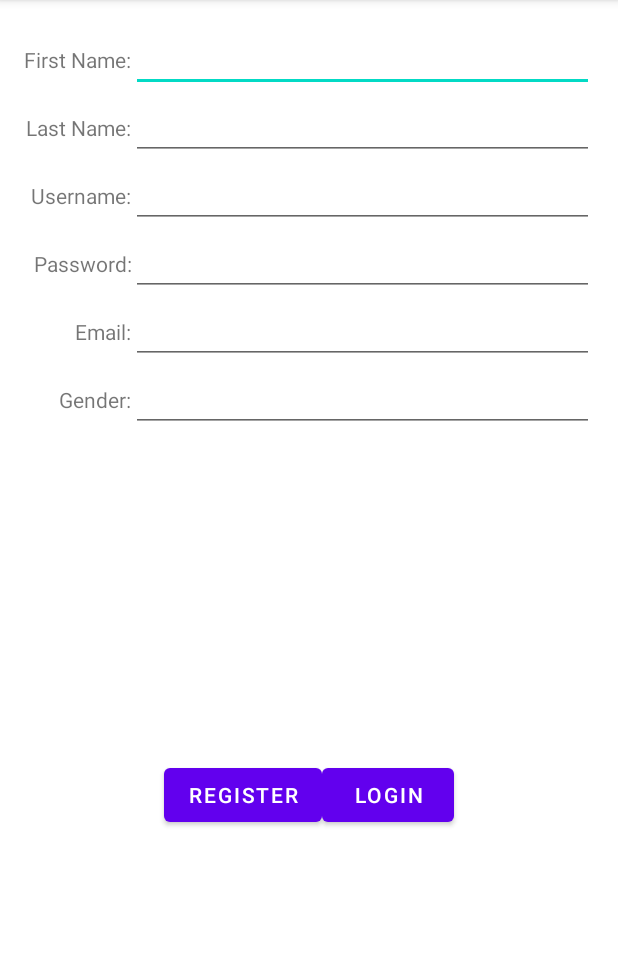
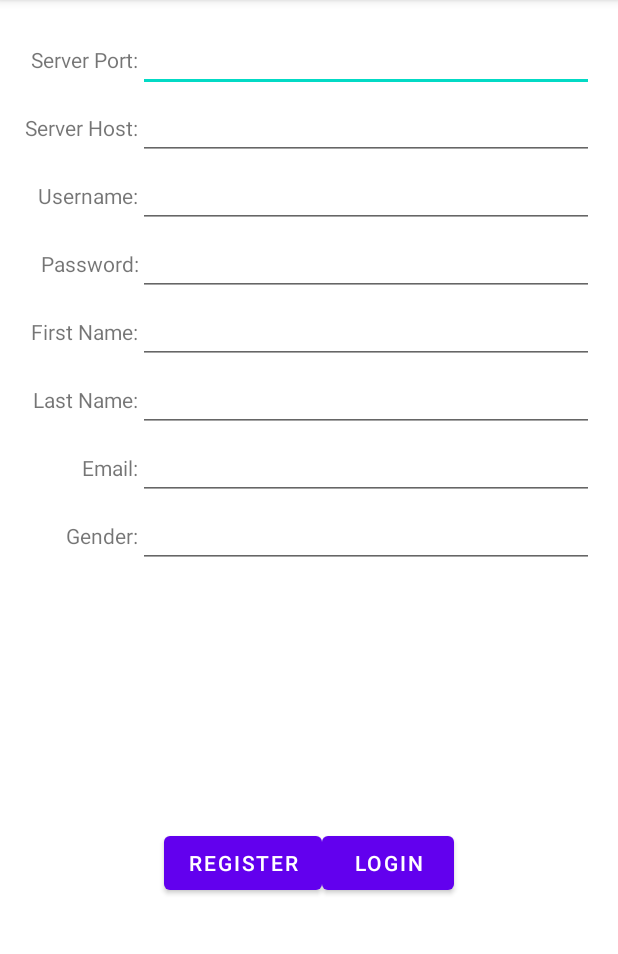
Before and after one commit to jharwood-63/FM_Project, an Android app: the fragment LoginFragment shown on its own in the app's theme, after a tap on "REGISTER", on a phone screen of 412 x 824 dp, the part 84-1038 px from its top. Run offline under Robolectric (Android 15) with nearby library versions, the phone set to English and light mode, and no system bars.

Commit message:
Add ability to specify server host and port

```diff
--- a/FamilyMapClient/src/main/java/com/example/familymapclient/LoginFragment.java
+++ b/FamilyMapClient/src/main/java/com/example/familymapclient/LoginFragment.java
@@ -28,8 +28,6 @@ import result.LoginResult;
 
 
 public class LoginFragment extends Fragment {
-    private static final String LOGIN_URL = "http://10.0.2.2:7979/user/login";
-    private static final String REGISTER_URL = "http://10.0.2.2:7979/user/register";
     private Listener listener;
 
     public interface Listener {
@@ -47,6 +45,9 @@ public class LoginFragment extends Fragment {
         View view = inflater.inflate(R.layout.fragment_login, container, false);
         //Create another listener that works with the register button
 
+        EditText serverHost = (EditText) view.findViewById(R.id.serverHostField);
+        EditText serverPort = (EditText) view.findViewById(R.id.serverPortField);
+
         EditText username = (EditText) view.findViewById(R.id.usernameField);
         EditText password = (EditText) view.findViewById(R.id.passwordField);
         EditText email = (EditText) view.findViewById(R.id.emailField);
@@ -58,25 +59,30 @@ public class LoginFragment extends Fragment {
         loginButton.setOnClickListener(new View.OnClickListener() {
             @Override
             public void onClick(View view) {
+                DataCache dataCache = DataCache.getInstance();
+                dataCache.setUrls(serverHost.getText().toString(), serverPort.getText().toString());
+
                 Handler uiThreadMessageHandler = new Handler() {
                     @Override
                     public void handleMessage(Message message) {
                         Bundle bundle = message.getData();
 
                         if (bundle.getBoolean("success")) {
-                            DataCache dataCache = DataCache.getInstance();
-                            dataCache.setPerson(bundle.getString("personID"));
+                            if (listener != null) {
+                                listener.notifyDone();
+                            }
                         }
-
-                        if (listener != null) {
-                            listener.notifyDone();
+                        else {
+                            Toast.makeText(getActivity(), "Login failed", Toast.LENGTH_LONG).show();
                         }
                     }
                 };
 
                 try {
                     UserRequest loginRequest = new LoginRequest(username.getText().toString(), password.getText().toString());
-                    URL loginUrl = new URL(LOGIN_URL);
+                    String urlString = getUrl(getString(R.string.login_url), serverHost.getText().toString(), serverPort.getText().toString());
+
+                    URL loginUrl = new URL(urlString);
                     LoginRegisterTask loginTask = new LoginRegisterTask(uiThreadMessageHandler, loginUrl, loginRequest);
                     ExecutorService executor = Executors.newSingleThreadExecutor();
                     executor.submit(loginTask);
@@ -91,14 +97,21 @@ public class LoginFragment extends Fragment {
         registerButton.setOnClickListener(new View.OnClickListener() {
             @Override
             public void onClick(View view) {
+                DataCache dataCache = DataCache.getInstance();
+                dataCache.setUrls(serverHost.getText().toString(), serverPort.getText().toString());
+
                 Handler uiThreadMessageHandler = new Handler() {
                     @Override
                     public void handleMessage(Message message) {
                         Bundle bundle = message.getData();
 
                         if (bundle.getBoolean("success")) {
-                            DataCache dataCache = DataCache.getInstance();
-                            dataCache.setPerson(bundle.getString("personID"));
+                            if (listener != null) {
+                                listener.notifyDone();
+                            }
+                        }
+                        else {
+                            Toast.makeText(getActivity(), "Login failed", Toast.LENGTH_LONG).show();
                         }
                     }
                 };
@@ -112,16 +125,13 @@ public class LoginFragment extends Fragment {
 
                 UserRequest registerRequest = new RegisterRequest(usernameString, passwordString, emailString, firstNameString,
                         lastNameString, genderString);
+                String urlString = getUrl(getString(R.string.register_url), serverHost.getText().toString(), serverPort.getText().toString());
 
                 try {
-                    URL registerUrl = new URL(REGISTER_URL);
+                    URL registerUrl = new URL(urlString);
                     LoginRegisterTask registerTask = new LoginRegisterTask(uiThreadMessageHandler, registerUrl, registerRequest);
                     ExecutorService executor = Executors.newSingleThreadExecutor();
                     executor.submit(registerTask);
-
-                    if (listener != null) {
-                        listener.notifyDone();
-                    }
                 }
                 catch (IOException e) {
                     Log.e("Login Fragment", e.getMessage(), e);
@@ -130,6 +140,10 @@ public class LoginFragment extends Fragment {
         });
 
         return view;
+    }
+
+    private String getUrl(String endPoint, String serverHost, String serverPort) {
+        return "http://" + serverHost + ":" + serverPort + endPoint;
     }
 
     private static class LoginRegisterTask implements Runnable {
@@ -152,7 +166,7 @@ public class LoginFragment extends Fragment {
                 if (loginRegisterResult.isSuccess()) {
                     DataCache dataCache = DataCache.getInstance();
                     dataCache.setAuthToken(loginRegisterResult.getAuthtoken());
-                    dataCache.fillDataCache();
+                    dataCache.setPersonID(loginRegisterResult.getPersonID());
                 }
                 sendMessage(loginRegisterResult);
             }
@@ -167,11 +181,6 @@ public class LoginFragment extends Fragment {
             Bundle messageBundle = new Bundle();
 
             messageBundle.putBoolean("success", loginResult.isSuccess());
-            if (loginResult.isSuccess()) {
-                messageBundle.putString("authtoken", loginResult.getAuthtoken());
-                messageBundle.putString("username", loginResult.getUsername());
-                messageBundle.putString("personID", loginResult.getPersonID());
-            }
 
             message.setData(messageBundle);
 
--- a/FamilyMapClient/src/main/java/data/DataCache.java
+++ b/FamilyMapClient/src/main/java/data/DataCache.java
@@ -31,7 +31,10 @@ public class DataCache {
     private DataCache(){}
 
     private String authToken;
-    private Person userPerson;
+    private String userPersonID;
+
+    private String personUrl;
+    private String eventUrl;
 
     private final Map<String, Person> personById = new HashMap<>();
     private final Map<String, Event> eventById = new HashMap<>();
@@ -53,13 +56,9 @@ public class DataCache {
         if (personResult.isSuccess() && eventResult.isSuccess()) {
             fillPersonById(personResult);
             fillEventById(eventResult);
-        }
-        else {
-            Log.e("Data Cache", "ERROR IN THE DATABASE");
-        }
-    }
 
-    public void sort() {
+            Person userPerson = findPerson(userPersonID);
+
             if (userPerson != null) {
                 Person father = findPerson(userPerson.getFatherID());
                 Person mother = findPerson(userPerson.getMotherID());
@@ -72,6 +71,10 @@ public class DataCache {
             }
 
             sortEvents();
+        }
+        else {
+            Log.e("Data Cache", "ERROR IN THE DATABASE");
+        }
     }
 
     private void fillPersonById(PersonResult personResult) {
@@ -159,16 +162,25 @@ public class DataCache {
         }
     }
 
+    public void setUrls(String serverHost, String serverPort) {
+        personUrl = "http://" + serverHost + ":" + serverPort + "/person";
+        eventUrl = "http://" + serverHost + ":" + serverPort + "/event";
+    }
+
     public void setAuthToken(String authToken) {
         this.authToken = authToken;
     }
 
-    public void setPerson(String personID) {
-        this.userPerson = findPerson(personID);
+    public void setPersonID(String personID) {
+        this.userPersonID = personID;
     }
 
-    public Person getUserPerson() {
-        return this.userPerson;
+    public String getPersonID() {
+        return this.userPersonID;
+    }
+
+    public Person getPerson(String personID) {
+        return findPerson(personID);
     }
 
     public Map<String, Person> getPersonById() {
--- a/FamilyMapClient/src/main/res/layout/fragment_login.xml
+++ b/FamilyMapClient/src/main/res/layout/fragment_login.xml
@@ -13,14 +13,14 @@
             android:layout_height="wrap_content"
             android:layout_width="wrap_content"
             android:gravity="end"
-            android:text="@string/first_name"/>
+            android:text="@string/server_port"/>
         <EditText
-            android:id="@+id/firstNameField"
+            android:id="@+id/serverPortField"
             android:layout_width="wrap_content"
             android:layout_height="wrap_content"
             android:layout_span="3"
-            android:inputType="textPersonName"
-            tools:text="Jackson"/>
+            android:inputType="text"
+            tools:text="10.0.2.2"/>
     </TableRow>
 
     <TableRow>
@@ -28,14 +28,14 @@
             android:layout_height="wrap_content"
             android:layout_width="wrap_content"
             android:gravity="end"
-            android:text="@string/last_name"/>
+            android:text="@string/server_host"/>
         <EditText
-            android:id="@+id/lastNameField"
+            android:id="@+id/serverHostField"
             android:layout_width="wrap_content"
             android:layout_height="wrap_content"
             android:layout_span="3"
-            android:inputType="textPersonName"
-            tools:text="Harwood"/>
+            android:inputType="text"
+            tools:text="7979"/>
     </TableRow>
 
     <TableRow>
@@ -66,6 +66,36 @@
             android:layout_span="3"
             android:inputType="textPersonName"
             tools:text="password"/>
+    </TableRow>
+
+    <TableRow>
+        <TextView
+            android:layout_height="wrap_content"
+            android:layout_width="wrap_content"
+            android:gravity="end"
+            android:text="@string/first_name"/>
+        <EditText
+            android:id="@+id/firstNameField"
+            android:layout_width="wrap_content"
+            android:layout_height="wrap_content"
+            android:layout_span="3"
+            android:inputType="textPersonName"
+            tools:text="Jackson"/>
+    </TableRow>
+
+    <TableRow>
+        <TextView
+            android:layout_height="wrap_content"
+            android:layout_width="wrap_content"
+            android:gravity="end"
+            android:text="@string/last_name"/>
+        <EditText
+            android:id="@+id/lastNameField"
+            android:layout_width="wrap_content"
+            android:layout_height="wrap_content"
+            android:layout_span="3"
+            android:inputType="textPersonName"
+            tools:text="Harwood"/>
     </TableRow>
 
     <TableRow>
--- a/FamilyMapClient/src/main/res/values/strings.xml
+++ b/FamilyMapClient/src/main/res/values/strings.xml
@@ -1,6 +1,8 @@
 <resources>
     <string name="app_name">FamilyMapClient</string>
     <string name="login_form_name">Register/Login</string>
+    <string name="server_host">Server Host:</string>
+    <string name="server_port">Server Port:</string>
     <string name="first_name">First Name:</string>
     <string name="last_name">Last Name:</string>
     <string name="username">Username:</string>
@@ -9,6 +11,11 @@
     <string name="gender">Gender:</string>
     <string name="register_button">Register</string>
     <string name="login_button">Login</string>
+    <!-- Strings related to URLs -->
+    <string name="login_url">/user/login</string>
+    <string name="register_url">/user/register</string>
+    <string name="person_url">/person</string>
+    <string name="event_url">/event</string>
     <!-- Strings related to login -->
     <string name="prompt_email">Email</string>
     <string name="prompt_password">Password</string>
```
Also changed, not shown: FamilyMapClient/src/main/java/com/example/familymapclient/MainActivity.java (+27 -22 lines), 1 other file. Lines whose indentation alone changed are shown as unchanged.
